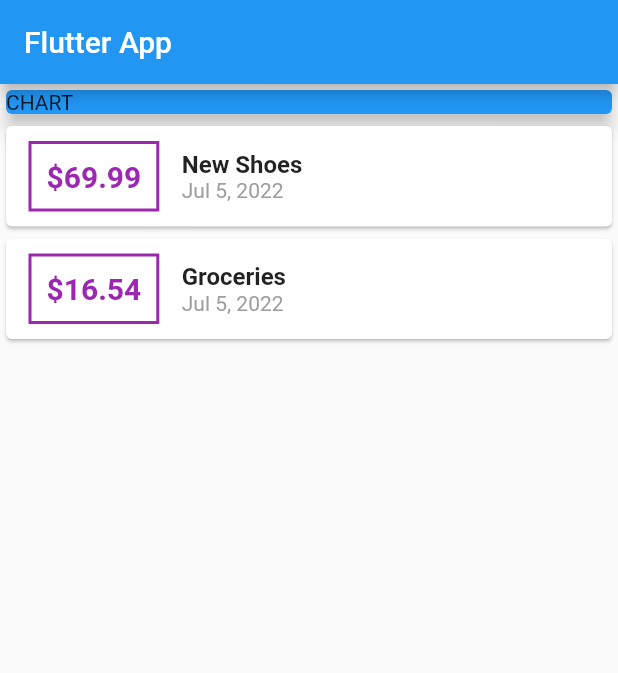
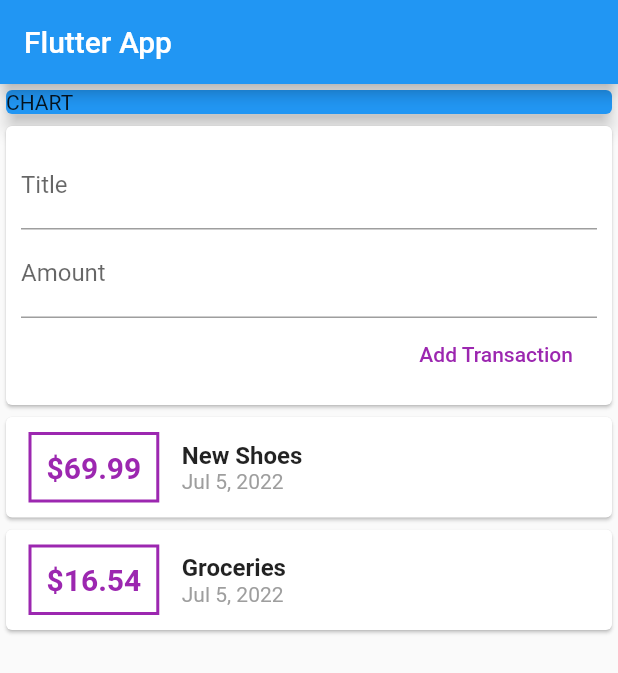
Before and after one commit to ReshmiCode/Learning-Flutter, a Flutter app: the screen it shows after launch, on a phone screen of 412 x 824 dp. Shown: the top 673 px of the screen. Run offline on Flutter 3.47's test engine with Material 2 defaults, Android fonts, the phone set to English and light mode, and no system bars.

Commit message:
add transactions to list

```diff
--- a/expense_app/lib/main.dart
+++ b/expense_app/lib/main.dart
@@ -1,8 +1,7 @@
 // @dart=2.9
-import 'package:intl/intl.dart';
+import 'package:flutter/material.dart';
 
-import './transaction.dart';
-import 'package:flutter/material.dart';
+import 'widgets/user_transactions.dart';
 
 void main() => runApp(MyApp());
 
@@ -17,13 +16,6 @@ class MyApp extends StatelessWidget {
 }
 
 class MyHomePage extends StatelessWidget {
-  final List<Transaction> transactions = [
-    Transaction(
-        id: 't1', title: 'New Shoes', amount: 69.99, date: DateTime.now()),
-    Transaction(
-        id: 't2', title: 'Groceries', amount: 16.54, date: DateTime.now())
-  ];
-
   @override
   Widget build(BuildContext context) {
     return Scaffold(
@@ -31,6 +23,8 @@ class MyHomePage extends StatelessWidget {
           title: Text('Flutter App'),
         ),
         body: Column(
+          mainAxisAlignment: MainAxisAlignment.start,
+          crossAxisAlignment: CrossAxisAlignment.stretch,
           children: [
             Container(
               width: double.infinity,
@@ -40,40 +34,7 @@ class MyHomePage extends StatelessWidget {
                 elevation: 5,
               ),
             ),
-            Column(
-              children: transactions
-                  .map((tx) => Card(
-                          child: Row(
-                        children: [
-                          Container(
-                              margin: EdgeInsets.symmetric(
-                                  vertical: 10, horizontal: 15),
-                              decoration: BoxDecoration(
-                                  border: Border.all(
-                                color: Colors.purple,
-                                width: 2,
-                              )),
-                              padding: EdgeInsets.all(10),
-                              child: Text("\$${tx.amount.toString()}",
-                                  style: TextStyle(
-                                      fontWeight: FontWeight.bold,
-                                      color: Colors.purple,
-                                      fontSize: 20))),
-                          Column(
-                            crossAxisAlignment: CrossAxisAlignment.start,
-                            children: [
-                              Text(tx.title,
-                                  style: TextStyle(
-                                      fontWeight: FontWeight.bold,
-                                      fontSize: 16)),
-                              Text(DateFormat.yMMMd().format(tx.date),
-                                  style: TextStyle(color: Colors.grey))
-                            ],
-                          )
-                        ],
-                      )))
-                  .toList(),
-            )
+            UserTransactions(),
           ],
         ));
   }
--- /dev/null
+++ b/expense_app/lib/widgets/new_transaction.dart
@@ -0,0 +1,38 @@
+import 'package:flutter/material.dart';
+
+class NewTransaction extends StatelessWidget {
+  final Function addTransaction;
+  final titleController = TextEditingController();
+  final amountController = TextEditingController();
+
+  NewTransaction(this.addTransaction);
+
+  @override
+  Widget build(BuildContext context) {
+    return Card(
+        child: Container(
+      padding: EdgeInsets.all(10),
+      child: Column(
+        crossAxisAlignment: CrossAxisAlignment.end,
+        children: [
+          TextField(
+            decoration: InputDecoration(labelText: 'Title'),
+            controller: titleController,
+          ),
+          TextField(
+            decoration: InputDecoration(labelText: 'Amount'),
+            controller: amountController,
+          ),
+          FlatButton(
+            onPressed: () => {
+              addTransaction(
+                  titleController.text, double.parse(amountController.text))
+            },
+            child: Text("Add Transaction"),
+            textColor: Colors.purple,
+          )
+        ],
+      ),
+    ));
+  }
+}
--- /dev/null
+++ b/expense_app/lib/widgets/transaction_list.dart
@@ -0,0 +1,47 @@
+import 'package:flutter/material.dart';
+import 'package:intl/intl.dart';
+
+import '../models/transaction.dart';
+
+class TransactionList extends StatelessWidget {
+  final List<Transaction> transactions;
+
+  TransactionList(this.transactions);
+
+  @override
+  Widget build(BuildContext context) {
+    return Column(
+      children: transactions
+          .map((tx) => Card(
+                  child: Row(
+                children: [
+                  Container(
+                      margin:
+                          EdgeInsets.symmetric(vertical: 10, horizontal: 15),
+                      decoration: BoxDecoration(
+                          border: Border.all(
+                        color: Colors.purple,
+                        width: 2,
+                      )),
+                      padding: EdgeInsets.all(10),
+                      child: Text("\$${tx.amount.toString()}",
+                          style: TextStyle(
+                              fontWeight: FontWeight.bold,
+                              color: Colors.purple,
+                              fontSize: 20))),
+                  Column(
+                    crossAxisAlignment: CrossAxisAlignment.start,
+                    children: [
+                      Text(tx.title,
+                          style: TextStyle(
+                              fontWeight: FontWeight.bold, fontSize: 16)),
+                      Text(DateFormat.yMMMd().format(tx.date),
+                          style: TextStyle(color: Colors.grey))
+                    ],
+                  )
+                ],
+              )))
+          .toList(),
+    );
+  }
+}
--- /dev/null
+++ b/expense_app/lib/widgets/user_transactions.dart
@@ -0,0 +1,39 @@
+import 'package:flutter/material.dart';
+
+import '../models/transaction.dart';
+import './new_transaction.dart';
+import './transaction_list.dart';
+
+class UserTransactions extends StatefulWidget {
+  @override
+  State<UserTransactions> createState() => _UserTransactionsState();
+}
+
+class _UserTransactionsState extends State<UserTransactions> {
+  final List<Transaction> _userTransactions = [
+    Transaction(
+        id: 't1', title: 'New Shoes', amount: 69.99, date: DateTime.now()),
+    Transaction(
+        id: 't2', title: 'Groceries', amount: 16.54, date: DateTime.now())
+  ];
+
+  void _addTransaction(String title, double amount) {
+    setState(() {
+      _userTransactions.add(Transaction(
+          id: DateTime.now().toString(),
+          title: title,
+          amount: amount,
+          date: DateTime.now()));
+    });
+  }
+
+  @override
+  Widget build(BuildContext context) {
+    return Column(
+      children: [
+        NewTransaction(_addTransaction),
+        TransactionList(_userTransactions)
+      ],
+    );
+  }
+}
```
Also changed, not shown: expense_app/lib/models/transaction.dart (renamed from expense_app/lib/transaction.dart).
